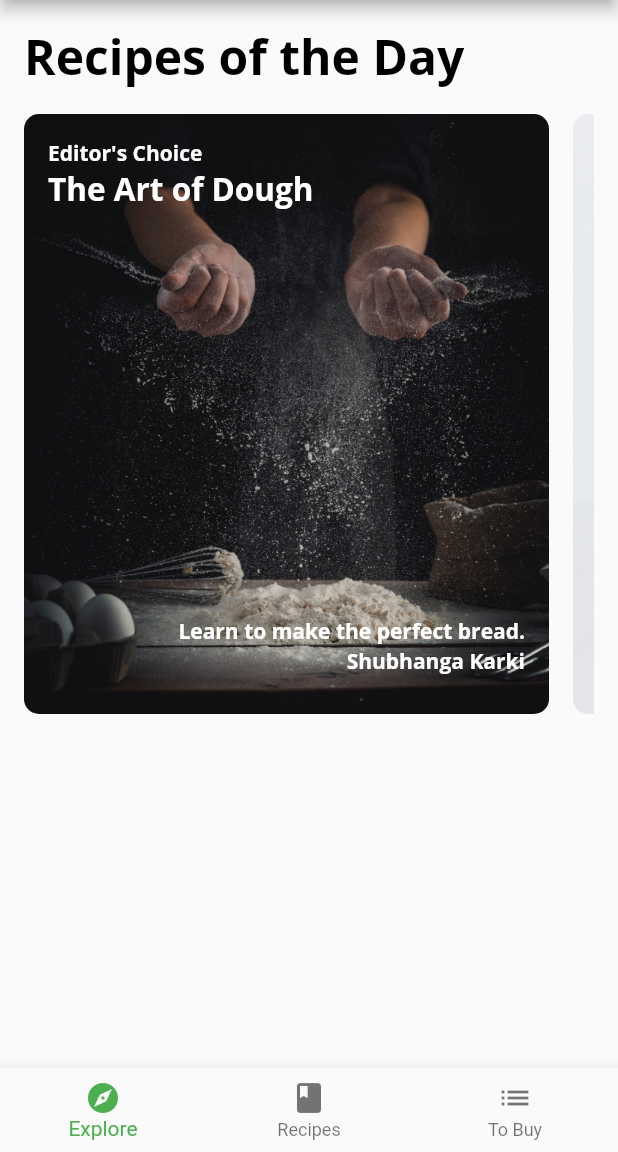
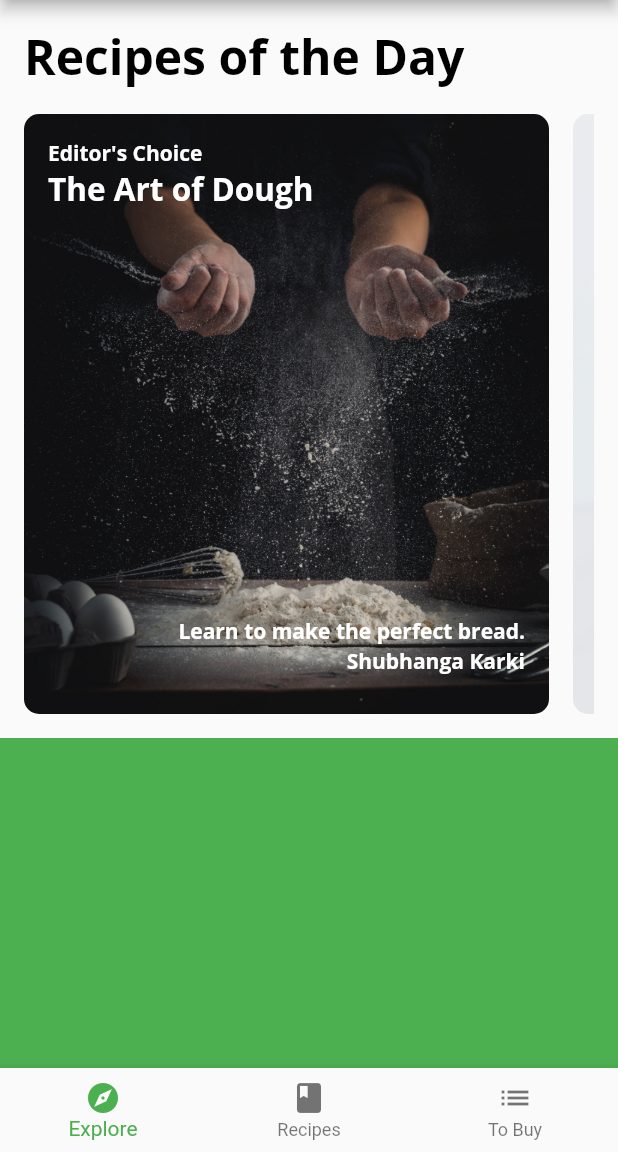
Before and after one commit to pcpscollege/pcpsfoodies, a Flutter app: the screen it shows after launch, on a phone screen of 412 x 824 dp, the part 84-1236 px from its top. Run offline on Flutter 3.47's test engine with Material 2 defaults, Android fonts, the light colour scheme and no system bars; our stand-ins replace google_fonts; project files that could hold a hidden picture were left out.

Commit message:
Adding Nested Listview

```diff
--- a/lib/screens/explore_screen.dart
+++ b/lib/screens/explore_screen.dart
@@ -17,7 +17,7 @@ class ExploreScreen extends StatelessWidget {
       child: Text('Explore Screen'),
     );*/
     // FutureBuilder created now
-    return FutureBuilder(
+    /*return FutureBuilder(
       future: mockService.getExploreData(),
       builder: (context, AsyncSnapshot<ExploreData> snapshot) {
         // TODO: Add Nested List Views
@@ -30,6 +30,29 @@ class ExploreScreen extends StatelessWidget {
           );
         }
       },
+    );*/
+    return FutureBuilder(
+      future: mockService.getExploreData(),
+      builder: (context, AsyncSnapshot<ExploreData> snapshot) {
+        if (snapshot.connectionState == ConnectionState.done) {
+          final recipes = snapshot.data?.todayRecipes ?? [];
+          return ListView(
+            scrollDirection: Axis.vertical,
+            children: [
+              TodayRecipeListView(recipes: recipes),
+              const SizedBox(height: 16),
+              Container(
+                height: 400,
+                color: Colors.green,
+              )
+            ],
+          );
+        } else {
+          return const Center(
+            child: CircularProgressIndicator(),
+          );
+        }
+      },
     );
   }
 }
```
